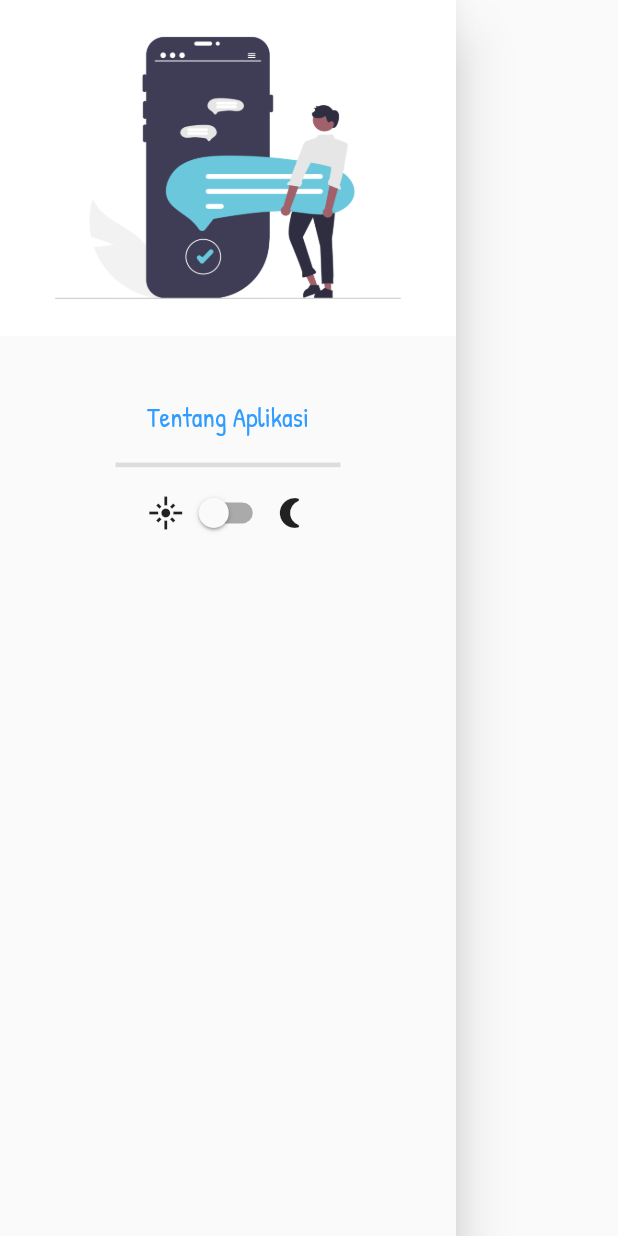
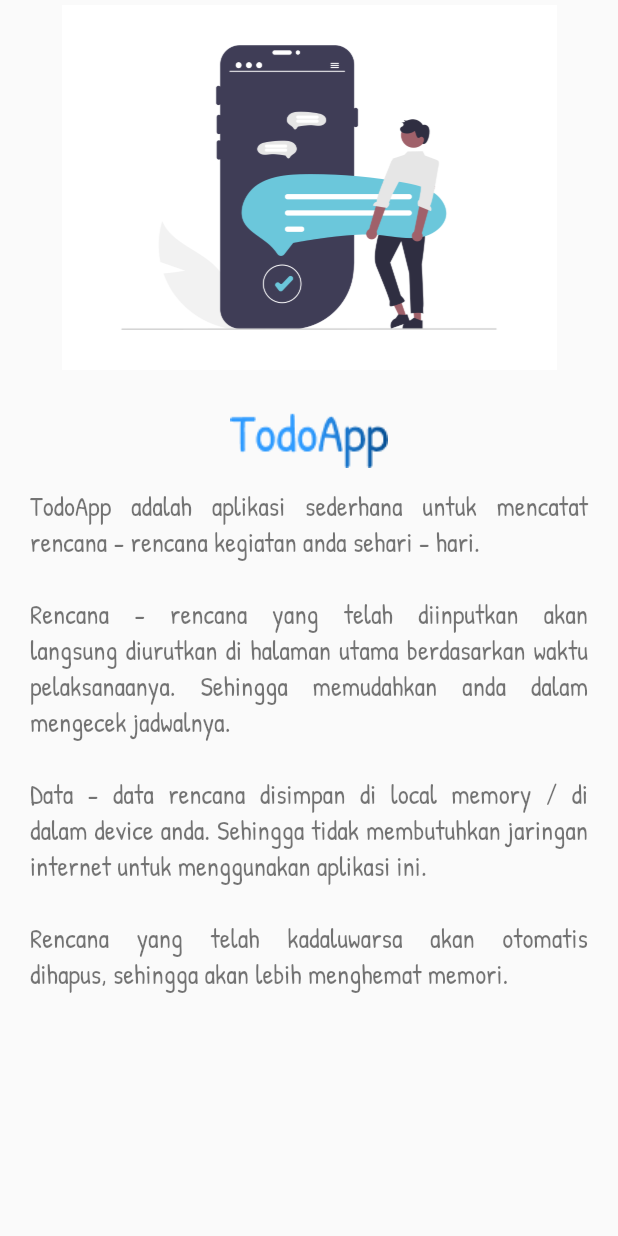
Before and after one commit to NaufalFiraas/todo_app, a Flutter app: the MyDrawer widget shown alone on an empty page, opened directly, after a tap on "Tentang Aplikasi", on a phone screen of 412 x 824 dp. Run offline on Flutter 3.47's test engine with Material 2 defaults, Android fonts, the phone set to English and light mode, and no system bars.

Commit message:
membuat dan styling aboutpage

```diff
--- /dev/null
+++ b/lib/view/aboutpage/about_page.dart
@@ -0,0 +1,55 @@
+import 'package:flutter/material.dart';
+
+class AboutPage extends StatelessWidget {
+  const AboutPage({Key? key}) : super(key: key);
+
+  @override
+  Widget build(BuildContext context) {
+    return Scaffold(
+      body: SafeArea(
+        child: SingleChildScrollView(
+          child: Column(
+            children: [
+              Image.asset(
+                'assets/images/logo.png',
+                width: 330,
+                height: 250,
+              ),
+              const SizedBox(
+                height: 20,
+              ),
+              Image.asset(
+                'assets/images/todoapp.png',
+                width: 105,
+                height: 47,
+              ),
+              const SizedBox(
+                height: 8,
+              ),
+              Container(
+                padding: const EdgeInsets.fromLTRB(20, 0, 20, 20),
+                child: const Text(
+                  '''
+      TodoApp adalah aplikasi sederhana untuk mencatat rencana - rencana kegiatan anda sehari - hari.
+
+      Rencana - rencana yang telah diinputkan akan langsung diurutkan di halaman utama berdasarkan waktu pelaksanaanya. Sehingga memudahkan anda dalam mengecek jadwalnya.
+
+      Data - data rencana disimpan di local memory / di dalam device anda. Sehingga tidak membutuhkan jaringan internet untuk menggunakan aplikasi ini.
+
+      Rencana yang telah kadaluwarsa akan otomatis dihapus, sehingga akan lebih menghemat memori.
+                ''',
+                  style: TextStyle(
+                    fontFamily: 'Patrick Hand',
+                    fontSize: 18,
+                    color: Colors.black54,
+                  ),
+                  textAlign: TextAlign.justify,
+                ),
+              )
+            ],
+          ),
+        ),
+      ),
+    );
+  }
+}
--- a/lib/view/drawer/my_drawer.dart
+++ b/lib/view/drawer/my_drawer.dart
@@ -1,4 +1,5 @@
 import 'package:flutter/material.dart';
+import 'package:todo_app/view/aboutpage/about_page.dart';
 
 class MyDrawer extends StatelessWidget {
   const MyDrawer({Key? key}) : super(key: key);
@@ -24,7 +25,17 @@ class MyDrawer extends StatelessWidget {
                     color: Color(0xFF309CFF),
                   ),
                 ),
-                onPressed: () {},
+                onPressed: () {
+                  Navigator.pop(context);
+                  Navigator.push(
+                    context,
+                    MaterialPageRoute(
+                      builder: (context) {
+                        return const AboutPage();
+                      },
+                    ),
+                  );
+                },
               ),
               const SizedBox(
                 width: 150,
```
